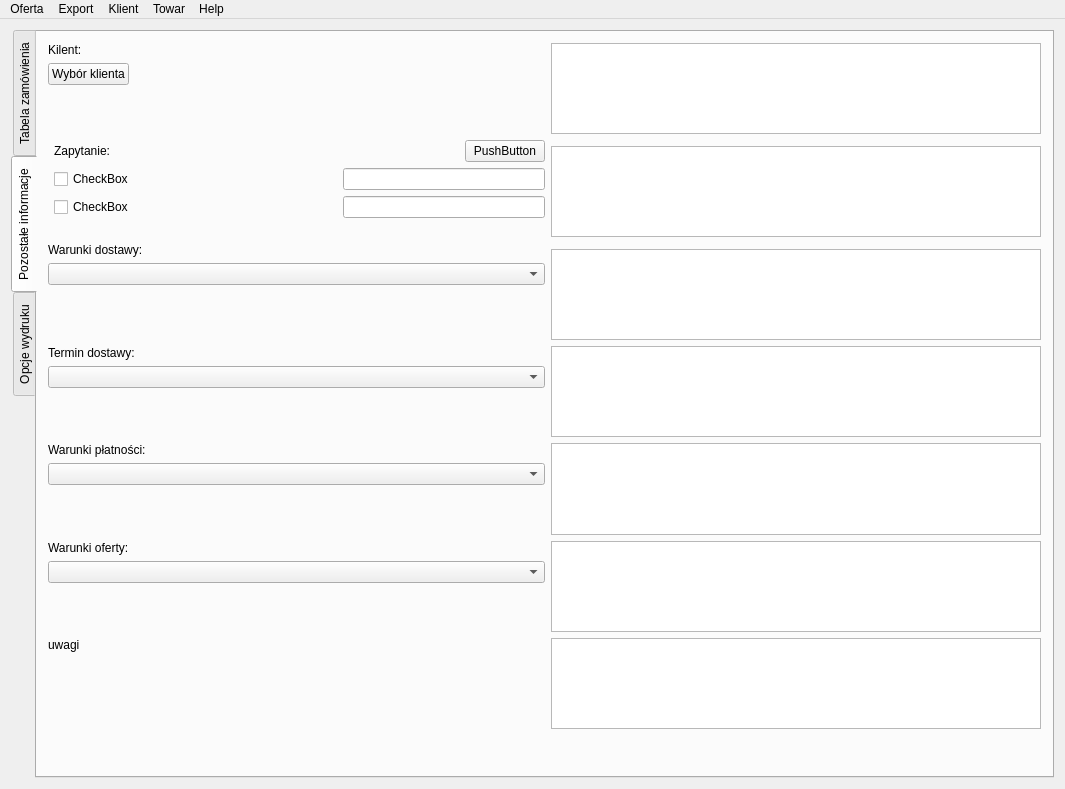
This is MainWindow.ui in konserw/koferta as Qt 5 draws it before an edit. The edited form follows.
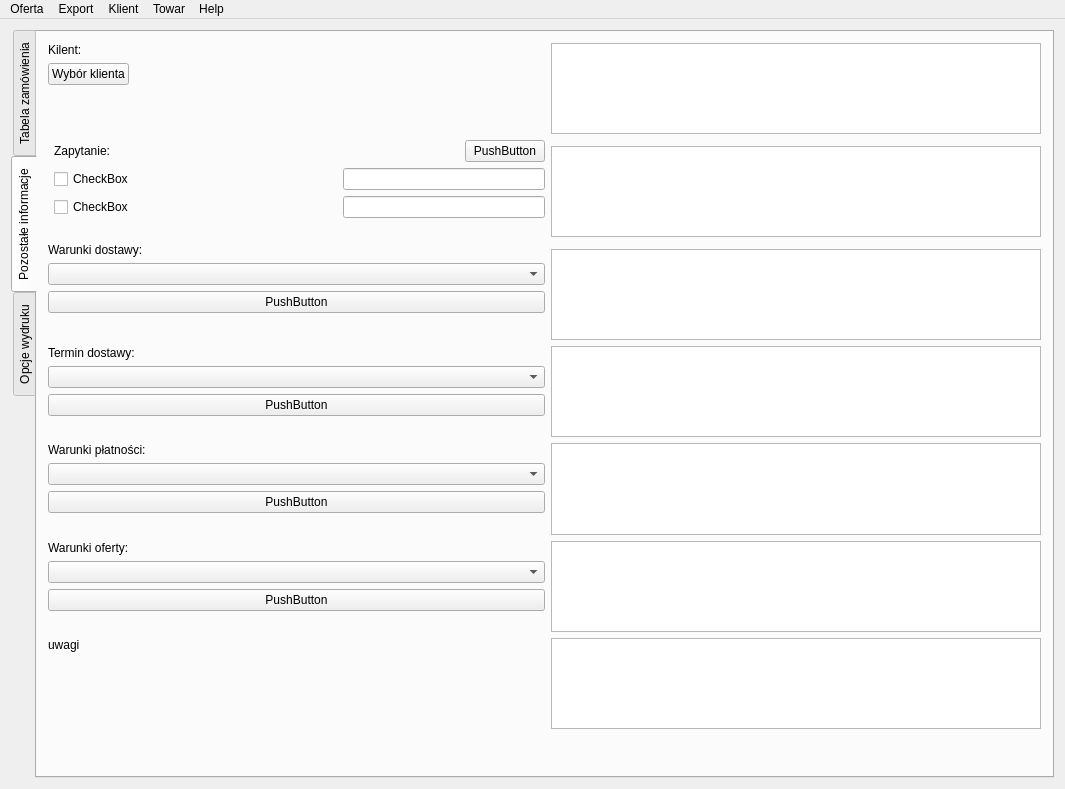
This is the edited form. Icons and pictures are not drawn.

Patch:
```diff
--- a/MainWindow.ui
+++ b/MainWindow.ui
@@ -296,6 +296,13 @@
           <item>
            <widget class="QComboBox" name="comboBox_dostawa"/>
           </item>
+          <item>
+           <widget class="QPushButton" name="pushButton_dostawa">
+            <property name="text">
+             <string>PushButton</string>
+            </property>
+           </widget>
+          </item>
           <item>
            <spacer name="verticalSpacer_2">
             <property name="orientation">
@@ -333,6 +340,13 @@
           <item>
            <widget class="QComboBox" name="comboBox_termin"/>
           </item>
+          <item>
+           <widget class="QPushButton" name="pushButton_termin">
+            <property name="text">
+             <string>PushButton</string>
+            </property>
+           </widget>
+          </item>
           <item>
            <spacer name="verticalSpacer_3">
             <property name="orientation">
@@ -370,6 +384,13 @@
           <item>
            <widget class="QComboBox" name="comboBox_platnosc"/>
           </item>
+          <item>
+           <widget class="QPushButton" name="pushButton_platnosc">
+            <property name="text">
+             <string>PushButton</string>
+            </property>
+           </widget>
+          </item>
           <item>
            <spacer name="verticalSpacer_4">
             <property name="orientation">
@@ -416,6 +437,13 @@
           <item>
            <widget class="QComboBox" name="comboBox_oferta"/>
           </item>
+          <item>
+           <widget class="QPushButton" name="pushButton_oferta">
+            <property name="text">
+             <string>PushButton</string>
+            </property>
+           </widget>
+          </item>
           <item>
            <spacer name="verticalSpacer_5">
             <property name="orientation">
```
